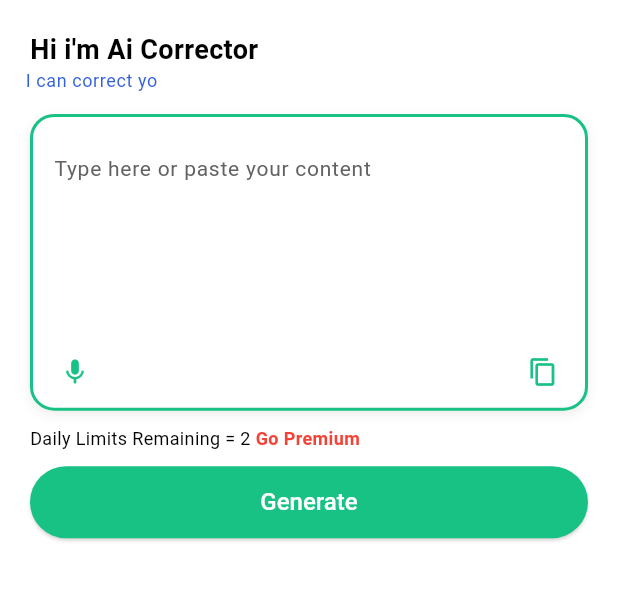
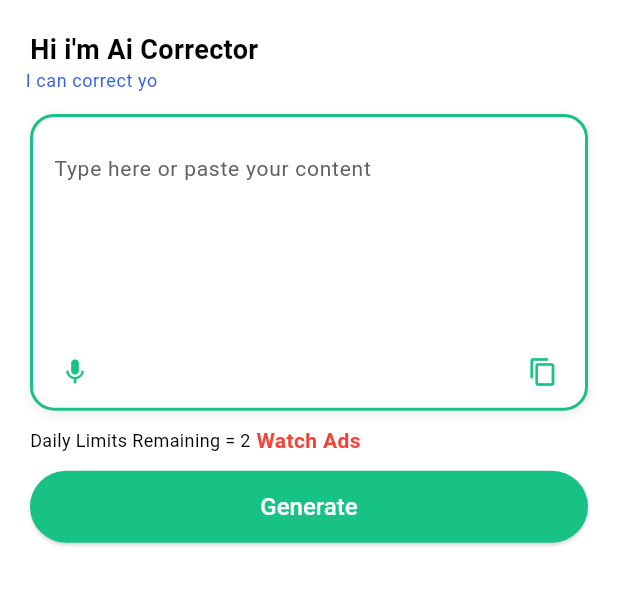
Before and after one commit to Bilal17809/ai_checker_translator, a Flutter app: the BottomNavExample screen opened by its route, after a tap on "See all..", after a tap on "Back >>", after a tap on "Grammar Corrector", on a phone screen of 412 x 824 dp, the part 84-690 px from its top. Run offline on Flutter 3.47's test engine with Material 3 defaults, Android fonts, the phone set to English and light mode, and no system bars; our stand-ins replace connectivity_plus, curved_navigation_bar, firebase_core, firebase_remote_config, flutter_tts, fluttertoast and 14 more; missing offline and left inert: app_tracking_transparency, country_flags, dart:ffi, in_app_purchase_android, onesignal_flutter, panara_dialogs and 1 more; accounts and stored records are empty; network calls fail; Roboto replaces fonts that are missing (Montserrat).

Commit message:
07/31/2025 by izhar app code changes

```diff
--- a/lib/presentations/ai_dictionary/view/ai_dictionary_page.dart
+++ b/lib/presentations/ai_dictionary/view/ai_dictionary_page.dart
@@ -153,22 +153,24 @@ class _AiDictionaryPageState extends State<AiDictionaryPage>
                         ),
 
                         const SizedBox(height: 10),
-                        Obx(() => Text.rich(
-                          TextSpan(
-                            text:
-                            "Daily Limits Remaining = ${controller.maxFreeInteractions - controller.interactionCount.value} ",
-                            style: const TextStyle(fontSize: 12),
-                            children: [
-                              const TextSpan(
-                                text: "Go Premium",
-                                style: TextStyle(
-                                  color: Colors.red,
-                                  fontWeight: FontWeight.bold,
-                                ),
-                              ),
-                            ],
-                          ),
-                        )),
+                        Obx(
+                                () => Row(
+                              children: [
+                                Text(  "Daily Limits Remaining = ${controller.maxFreeInteractions - controller.interactionCount.value}",
+                                  style: const TextStyle(fontSize: 12),),
+                                GestureDetector(
+                                  onTap: (){
+
+                                  },
+                                  child: Text(" Watch Ads",
+                                    style: const TextStyle(
+                                      color: Colors.red,
+                                      fontWeight: FontWeight.bold,
+                                    ),),
+                                )
+                              ],
+                            )
+                        ),
 
                         const SizedBox(height: 10),
 
@@ -207,7 +209,7 @@ class _AiDictionaryPageState extends State<AiDictionaryPage>
                   bottom: bottomInset,
                   left: 0,
                   right: 0,
-                  top: screenHeight * 0.48,
+                  top: screenHeight * 0.50,
                   child: Obx(
                     () =>
                         controller.grammarResponseText.isEmpty
--- a/lib/presentations/ai_translator/view/ai_translator_page.dart
+++ b/lib/presentations/ai_translator/view/ai_translator_page.dart
@@ -144,6 +144,7 @@ class _AiTranslatorPageState extends State<AiTranslatorPage>
                     deleteFromFavouritesOnly: false,
                     overrideSpeakAndCopy: false,
                     showSourceText: false,
+                    isTranslationpage: true,
                   ),
                 ),
               ),
--- a/lib/presentations/aska/view/ask_ai_screen.dart
+++ b/lib/presentations/aska/view/ask_ai_screen.dart
@@ -141,21 +141,22 @@ class _AskAiScreenState extends State<AskAiScreen> with AppLifecycleMixin {
 
                         const SizedBox(height: 10),
                         Obx(
-                          () => Text.rich(
-                            TextSpan(
-                              text: "Daily Limits Remaining = ${controller.maxFreeInteractions - controller.interactionCount.value} ",
-                              style: const TextStyle(fontSize: 12),
-                              children: [
-                                TextSpan(
-                                  text: Platform.isIOS? "Go Premium":" Watch Ads",
-                                  style: const TextStyle(
-                                    color: Colors.red,
-                                    fontWeight: FontWeight.bold,
-                                  ),
-                                ),
-                              ],
-                            ),
-                          ),
+                          () => Row(
+                            children: [
+                              Text(  "Daily Limits Remaining = ${controller.maxFreeInteractions - controller.interactionCount.value} ",
+                                style: const TextStyle(fontSize: 12),),
+                              GestureDetector(
+                                onTap: (){
+
+                                },
+                                child: Text("Watch Ads",
+                                    style: const TextStyle(
+                                      color: Colors.red,
+                                      fontWeight: FontWeight.bold,
+                                     ),),
+                              )
+                            ],
+                          )
 ),
                         const SizedBox(height: 10),
                         Obx(
@@ -196,7 +197,7 @@ class _AskAiScreenState extends State<AskAiScreen> with AppLifecycleMixin {
                   bottom: bottomInset,
                   left: 0,
                   right: 0,
-                  top: screenHeight * 0.46,
+                  top: screenHeight * 0.45,
                   child: Obx(
                     () =>
                         controller.responseText.isEmpty
--- a/lib/presentations/bottom_nav_bar/bottom_nav_bar.dart
+++ b/lib/presentations/bottom_nav_bar/bottom_nav_bar.dart
@@ -39,7 +39,7 @@ class _BottomNavExampleState extends State<BottomNavExample> {
 
   final List<String> labels = [
     "Ask AI",
-    "Paraphraser",
+    "Learn Grammar",
     "Home",
     "AI Correction",
     "Translator",
```
Also changed, not shown: lib/core/common_widgets/custom_drawer.dart (+11 -5 lines), lib/presentations/Quiz_levels/view/quiz_level_screen.dart (+26 -2 lines), lib/presentations/ai_translator/widgets/translation_history_widget.dart (+4 -3 lines), pubspec.lock.
